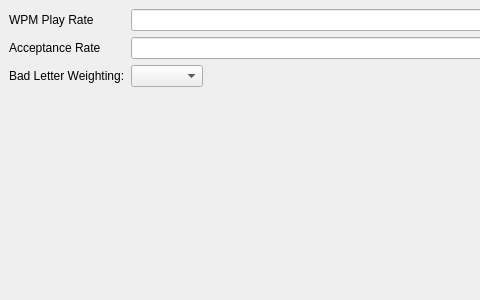
hardaker/CuteCW, file Prefs.ui: the form before one commit; both pictures show x 0 to 480 and y 0 to 300 of the 800 by 300 pixel window.
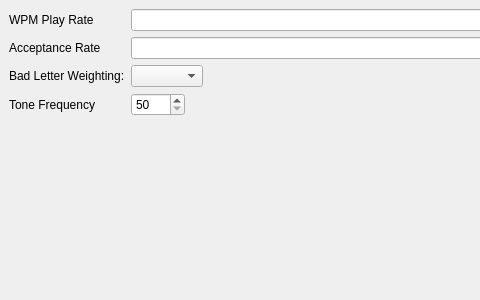
The form after the commit.

Commit message: Preference to change the tones.

What changed in the file:
```diff
--- a/Prefs.ui
+++ b/Prefs.ui
@@ -72,6 +72,23 @@
     <item row="2" column="1">
      <widget class="QComboBox" name="weighting"/>
     </item>
+    <item row="3" column="0">
+     <widget class="QLabel" name="label_4">
+      <property name="text">
+       <string>Tone Frequency</string>
+      </property>
+     </widget>
+    </item>
+    <item row="3" column="1">
+     <widget class="QSpinBox" name="tone">
+      <property name="minimum">
+       <number>50</number>
+      </property>
+      <property name="maximum">
+       <number>4000</number>
+      </property>
+     </widget>
+    </item>
    </layout>
   </widget>
  </widget>
```
The commit also changes 1 other file.
